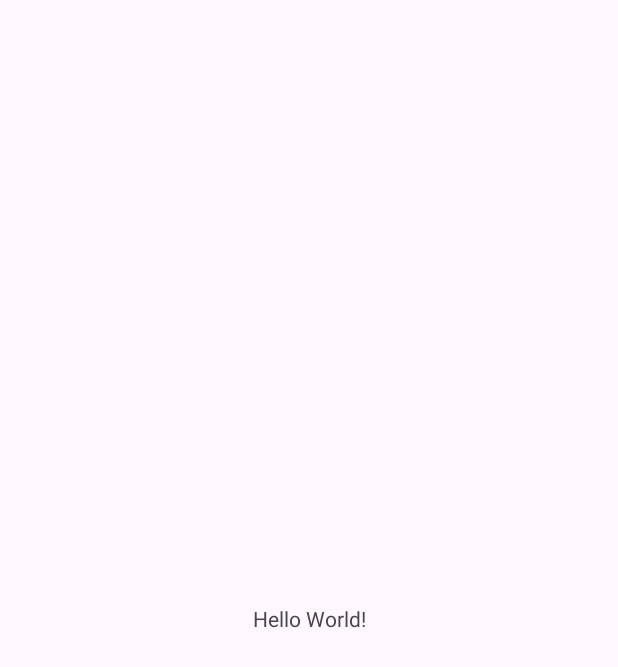
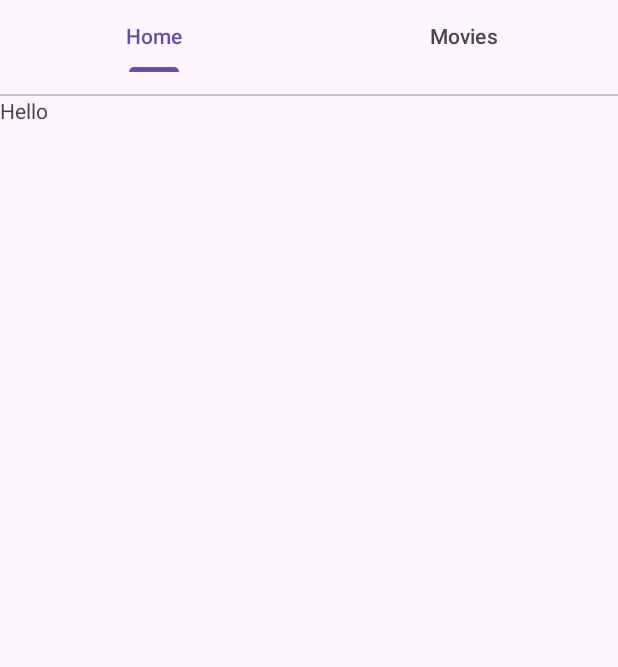
Before and after one commit to Saawry/OttDemo, an Android app: the screen it shows after launch (MainActivity), on a phone screen of 412 x 824 dp. Before the commit the part shown is almost empty. Shown: the top 667 px of the screen. Run offline under Robolectric (Android 15) with nearby library versions, the phone set to English and light mode, and no system bars; our stand-ins replace Dagger/Hilt's generated code.

Commit message:
ui!: main activity ui, added home and listing fragments

```diff
--- a/app/src/main/AndroidManifest.xml
+++ b/app/src/main/AndroidManifest.xml
@@ -4,7 +4,7 @@
 
     <uses-permission android:name="android.permission.INTERNET" />
     <application
-        android:name=".OTTApplication"
+        android:name=".utils.OTTApplication"
         android:allowBackup="true"
         android:dataExtractionRules="@xml/data_extraction_rules"
         android:fullBackupContent="@xml/backup_rules"
@@ -16,7 +16,7 @@
         android:usesCleartextTraffic="true"
         tools:targetApi="31">
         <activity
-            android:name=".MainActivity"
+            android:name=".ui.MainActivity"
             android:exported="true">
             <intent-filter>
                 <action android:name="android.intent.action.MAIN" />
--- a/app/src/main/java/com/gadwaer/ottdemo/MainActivity.kt
+++ /dev/null
@@ -1,20 +0,0 @@
-package com.gadwaer.ottdemo
-
-import android.os.Bundle
-import androidx.activity.enableEdgeToEdge
-import androidx.appcompat.app.AppCompatActivity
-import androidx.core.view.ViewCompat
-import androidx.core.view.WindowInsetsCompat
-
-class MainActivity : AppCompatActivity() {
-    override fun onCreate(savedInstanceState: Bundle?) {
-        super.onCreate(savedInstanceState)
-        enableEdgeToEdge()
-        setContentView(R.layout.activity_main)
-        ViewCompat.setOnApplyWindowInsetsListener(findViewById(R.id.main)) { v, insets ->
-            val systemBars = insets.getInsets(WindowInsetsCompat.Type.systemBars())
-            v.setPadding(systemBars.left, systemBars.top, systemBars.right, systemBars.bottom)
-            insets
-        }
-    }
-}
--- /dev/null
+++ b/app/src/main/java/com/gadwaer/ottdemo/ui/MainActivity.kt
@@ -0,0 +1,37 @@
+package com.gadwaer.ottdemo.ui
+
+import android.os.Bundle
+import androidx.activity.enableEdgeToEdge
+import androidx.appcompat.app.AppCompatActivity
+import androidx.core.view.ViewCompat
+import androidx.core.view.WindowInsetsCompat
+import com.gadwaer.ottdemo.databinding.ActivityMainBinding
+import com.gadwaer.ottdemo.ui.adapters.ViewPagerAdapter
+import com.gadwaer.ottdemo.ui.homeui.HomeFragment
+import com.gadwaer.ottdemo.ui.listingui.ListingFragment
+import com.google.android.material.tabs.TabLayoutMediator
+import dagger.hilt.android.AndroidEntryPoint
+
+@AndroidEntryPoint
+class MainActivity : AppCompatActivity() {
+    private lateinit var binding: ActivityMainBinding
+    override fun onCreate(savedInstanceState: Bundle?) {
+        super.onCreate(savedInstanceState)
+        enableEdgeToEdge()
+        binding=ActivityMainBinding.inflate(layoutInflater)
+        setContentView(binding.root)
+
+
+        setupViewPager()
+
+    }
+    fun setupViewPager() {
+        val adapter = ViewPagerAdapter(this)
+        binding.viewPager.adapter = adapter
+
+        // Attach TabLayout with ViewPager2
+        TabLayoutMediator(binding.tabLayout, binding.viewPager) { tab, position ->
+            tab.text = adapter.getTitle(position)
+        }.attach()
+    }
+}
--- /dev/null
+++ b/app/src/main/java/com/gadwaer/ottdemo/ui/adapters/ViewPagerAdapter.kt
@@ -0,0 +1,23 @@
+package com.gadwaer.ottdemo.ui.adapters
+
+import androidx.fragment.app.Fragment
+import androidx.fragment.app.FragmentActivity
+import androidx.viewpager2.adapter.FragmentStateAdapter
+import com.gadwaer.ottdemo.ui.homeui.HomeFragment
+import com.gadwaer.ottdemo.ui.listingui.ListingFragment
+
+class ViewPagerAdapter(fragmentActivity: FragmentActivity) : FragmentStateAdapter(fragmentActivity) {
+
+    private val fragments = listOf(
+        HomeFragment(),
+        ListingFragment()
+    )
+
+    private val fragmentTitles = listOf("Home", "Movies")
+
+    override fun getItemCount(): Int = fragments.size
+
+    override fun createFragment(position: Int): Fragment = fragments[position]
+
+    fun getTitle(position: Int): String = fragmentTitles[position]
+}
--- /dev/null
+++ b/app/src/main/java/com/gadwaer/ottdemo/ui/homeui/HomeFragment.kt
@@ -0,0 +1,31 @@
+package com.gadwaer.ottdemo.ui.homeui
+
+import androidx.fragment.app.viewModels
+import android.os.Bundle
+import androidx.fragment.app.Fragment
+import android.view.LayoutInflater
+import android.view.View
+import android.view.ViewGroup
+import com.gadwaer.ottdemo.R
+
+class HomeFragment : Fragment() {
+
+    companion object {
+        fun newInstance() = HomeFragment()
+    }
+
+    private val viewModel: HomeViewModel by viewModels()
+
+    override fun onCreate(savedInstanceState: Bundle?) {
+        super.onCreate(savedInstanceState)
+
+        // TODO: Use the ViewModel
+    }
+
+    override fun onCreateView(
+        inflater: LayoutInflater, container: ViewGroup?,
+        savedInstanceState: Bundle?
+    ): View {
+        return inflater.inflate(R.layout.fragment_home, container, false)
+    }
+}
--- /dev/null
+++ b/app/src/main/java/com/gadwaer/ottdemo/ui/listingui/ListingFragment.kt
@@ -0,0 +1,31 @@
+package com.gadwaer.ottdemo.ui.listingui
+
+import androidx.fragment.app.viewModels
+import android.os.Bundle
+import androidx.fragment.app.Fragment
+import android.view.LayoutInflater
+import android.view.View
+import android.view.ViewGroup
+import com.gadwaer.ottdemo.R
+
+class ListingFragment : Fragment() {
+
+    companion object {
+        fun newInstance() = ListingFragment()
+    }
+
+    private val viewModel: ListingViewModel by viewModels()
+
+    override fun onCreate(savedInstanceState: Bundle?) {
+        super.onCreate(savedInstanceState)
+
+        // TODO: Use the ViewModel
+    }
+
+    override fun onCreateView(
+        inflater: LayoutInflater, container: ViewGroup?,
+        savedInstanceState: Bundle?
+    ): View {
+        return inflater.inflate(R.layout.fragment_listing, container, false)
+    }
+}
--- a/app/src/main/java/com/gadwaer/ottdemo/OTTApplication.kt
+++ b/app/src/main/java/com/gadwaer/ottdemo/utils/OTTApplication.kt
@@ -1,4 +1,4 @@
-package com.gadwaer.ottdemo
+package com.gadwaer.ottdemo.utils
 
 import android.app.Application
 import dagger.hilt.android.HiltAndroidApp
--- a/app/src/main/res/layout/activity_main.xml
+++ b/app/src/main/res/layout/activity_main.xml
@@ -1,19 +1,24 @@
 <?xml version="1.0" encoding="utf-8"?>
-<androidx.constraintlayout.widget.ConstraintLayout xmlns:android="http://schemas.android.com/apk/res/android"
+<LinearLayout xmlns:android="http://schemas.android.com/apk/res/android"
     xmlns:app="http://schemas.android.com/apk/res-auto"
     xmlns:tools="http://schemas.android.com/tools"
     android:id="@+id/main"
     android:layout_width="match_parent"
     android:layout_height="match_parent"
-    tools:context=".MainActivity">
+    android:orientation="vertical"
+    tools:context=".ui.MainActivity">
 
-    <TextView
-        android:layout_width="wrap_content"
+    <com.google.android.material.tabs.TabLayout
+        android:id="@+id/tabLayout"
+        android:layout_width="match_parent"
         android:layout_height="wrap_content"
-        android:text="Hello World!"
-        app:layout_constraintBottom_toBottomOf="parent"
-        app:layout_constraintEnd_toEndOf="parent"
-        app:layout_constraintStart_toStartOf="parent"
-        app:layout_constraintTop_toTopOf="parent" />
+        android:minHeight="?attr/actionBarSize"
+        android:theme="@style/ThemeOverlay.AppCompat.Dark.ActionBar" />
 
-</androidx.constraintlayout.widget.ConstraintLayout>
+
+    <androidx.viewpager2.widget.ViewPager2
+        android:id="@+id/viewPager"
+        android:layout_width="match_parent"
+        android:layout_height="match_parent" />
+
+</LinearLayout>
--- /dev/null
+++ b/app/src/main/res/layout/fragment_home.xml
@@ -0,0 +1,13 @@
+<?xml version="1.0" encoding="utf-8"?>
+<FrameLayout xmlns:android="http://schemas.android.com/apk/res/android"
+    xmlns:tools="http://schemas.android.com/tools"
+    android:layout_width="match_parent"
+    android:layout_height="match_parent"
+    tools:context=".ui.homeui.HomeFragment">
+
+    <TextView
+        android:layout_width="match_parent"
+        android:layout_height="match_parent"
+        android:text="Hello" />
+
+</FrameLayout>
--- a/gradle.properties
+++ b/gradle.properties
@@ -21,3 +21,4 @@ kotlin.code.style=official
 # resources declared in the library itself and none from the library's dependencies,
 # thereby reducing the size of the R class for that library
 android.nonTransitiveRClass=true
+android.suppressUnsupportedCompileSdk=35
--- a/gradle/libs.versions.toml
+++ b/gradle/libs.versions.toml
@@ -1,5 +1,5 @@
 [versions]
-agp = "8.4.0"
+agp = "8.4.2"
 kotlin = "1.9.0"
 coreKtx = "1.15.0"
 junit = "4.13.2"
@@ -34,7 +34,7 @@ androidx-constraintlayout = { group = "androidx.constraintlayout", name = "const
 viewmodel={group="androidx.lifecycle", name="lifecycle-viewmodel-ktx", version.ref="viewmodel"}
 livedata={group="androidx.lifecycle", name="lifecycle-livedata-ktx", version.ref="viewmodel"}
 glide={group="com.github.bumptech.glide", name="glide", version.ref="glide"}
-glide-compiler = { group = "com.github.bumptech.glide", name = "compiler", version.ref = "glide" }
+#glide-compiler = { group = "com.github.bumptech.glide", name = "compiler", version.ref = "glide" }
 
 daggerHilt = { module = "com.google.dagger:hilt-android", version.ref = "hilt" }
 daggerHiltCompiler = { module = "com.google.dagger:hilt-android-compiler", version.ref = "hilt" }
```
Also changed, not shown: app/build.gradle.kts (+4 -4 lines), app/src/main/java/com/gadwaer/ottdemo/ui/homeui/HomeViewModel.kt (added, +7 -0 lines), app/src/main/java/com/gadwaer/ottdemo/ui/listingui/ListingViewModel.kt (added, +7 -0 lines), app/src/main/res/layout/fragment_listing.xml (added, +13 -0 lines).
